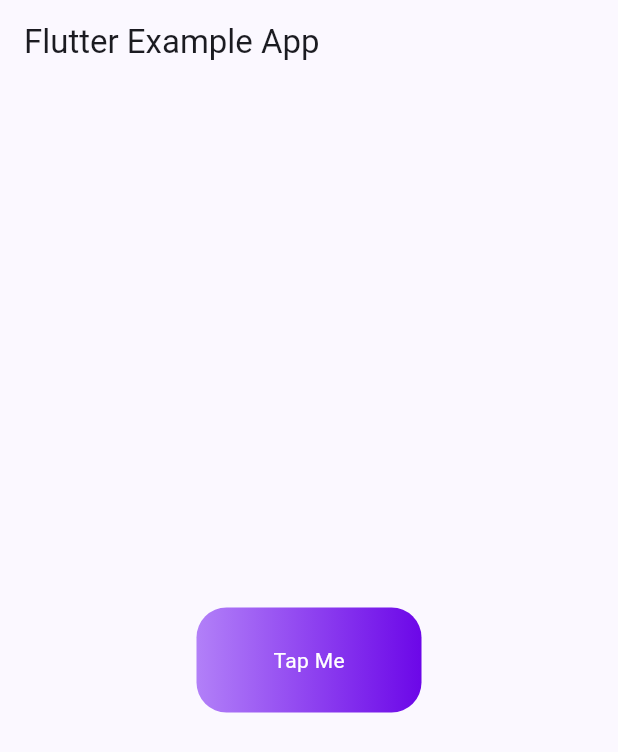
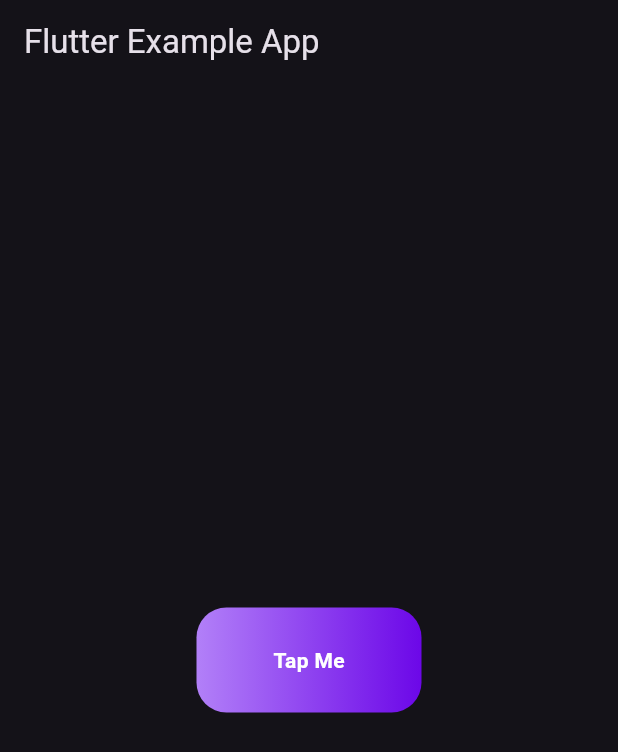
Before and after one commit to hasnentai/flutter_button_universe, a Flutter app: the screen it shows after launch, on a phone screen of 412 x 824 dp. Shown: the top 752 px of the screen. Run offline on Flutter 3.47's test engine with Material 3 defaults, Android fonts, the phone set to English and light mode, and no system bars.

```diff
--- a/lib/jelly_button.dart
+++ b/lib/jelly_button.dart
@@ -16,13 +16,10 @@
     return MaterialApp(
       title: 'Flutter App!!',
       theme: ThemeData(
-        colorSchemeSeed: Colors.indigo,
         useMaterial3: true,
-        brightness: Brightness.light,
+        brightness: Brightness.dark,
       ),
       darkTheme: ThemeData(
-        colorSchemeSeed: Colors.blue,
-        useMaterial3: true,
         brightness: Brightness.dark,
       ),
       home: const MyHomePage(title: 'Flutter Example App'),
@@ -165,7 +162,10 @@
                     child: Center(
                       child: Text(
                         name,
-                        style: const TextStyle(color: Colors.white),
+                        style: const TextStyle(
+                          color: Colors.white,
+                          fontWeight: FontWeight.w600,
+                        ),
                       ),
                     ),
                   ),
```
